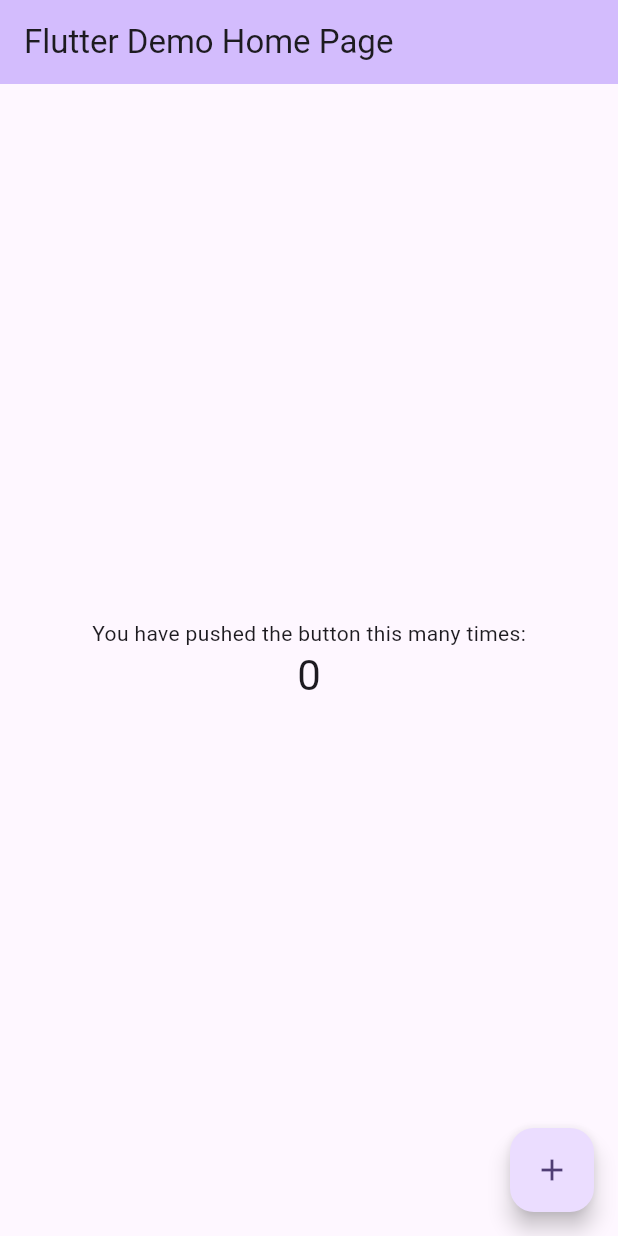
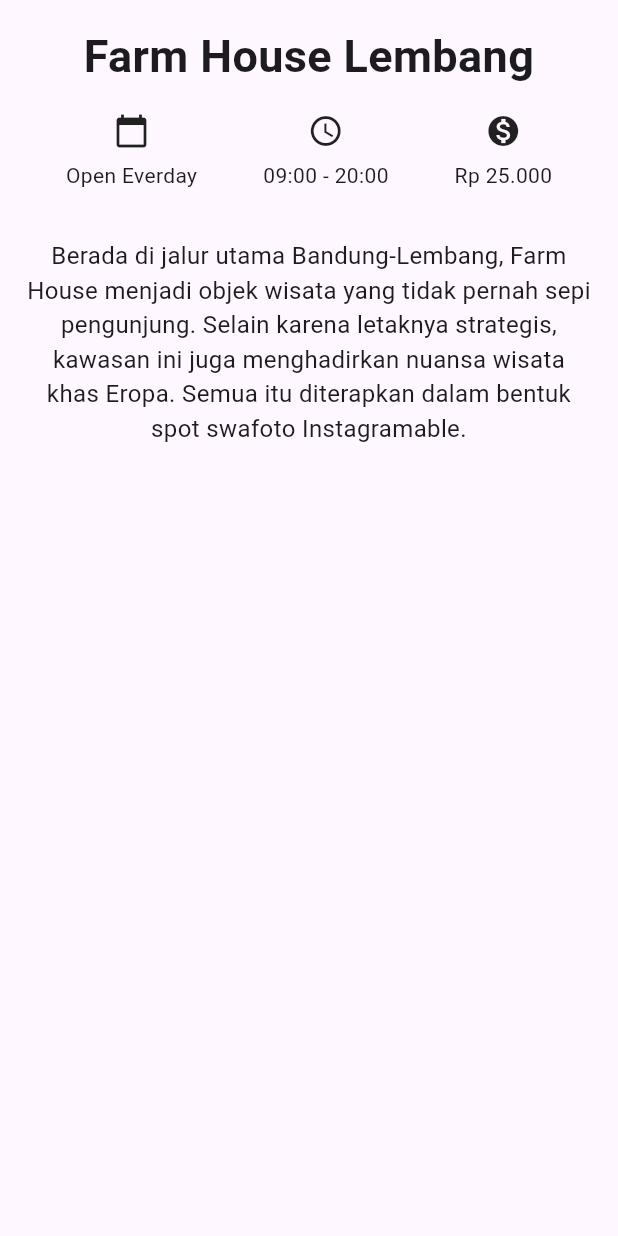
Before and after one commit to ryhn7/Flutter-Pemula, a Flutter app: the screen it shows after launch, on a phone screen of 412 x 824 dp. Run offline on Flutter 3.47's test engine with Material 2 defaults, Android fonts, the phone set to English and light mode, and no system bars.

Commit message:
detail screen wip wisata bandung

```diff
--- /dev/null
+++ b/Wisata-Bandung/wisata_bandung/lib/detail_screen.dart
@@ -0,0 +1,68 @@
+import 'package:flutter/material.dart';
+
+class DetailScreen extends StatelessWidget {
+  const DetailScreen({super.key});
+
+  @override
+  Widget build(BuildContext context) {
+    return Scaffold(
+      body: SafeArea(
+        child: Column(
+            crossAxisAlignment: CrossAxisAlignment.stretch,
+            children: <Widget>[
+              Container(
+                margin: const EdgeInsets.only(top: 16),
+                child: const Text(
+                  "Farm House Lembang",
+                  textAlign: TextAlign.center,
+                  style: TextStyle(fontSize: 30, fontWeight: FontWeight.bold),
+                ),
+              ),
+              Container(
+                margin: const EdgeInsets.symmetric(vertical: 16),
+                child: const Row(
+                  mainAxisAlignment: MainAxisAlignment.spaceEvenly,
+                  children: <Widget>[
+                    Column(
+                      children: <Widget>[
+                        Icon(Icons.calendar_today),
+                        SizedBox(
+                          height: 8.0,
+                        ),
+                        Text("Open Everday"),
+                      ],
+                    ),
+                    Column(
+                      children: <Widget>[
+                        Icon(Icons.access_time),
+                        SizedBox(
+                          height: 8.0,
+                        ),
+                        Text("09:00 - 20:00"),
+                      ],
+                    ),
+                    Column(
+                      children: <Widget>[
+                        Icon(Icons.monetization_on),
+                        SizedBox(
+                          height: 8.0,
+                        ),
+                        Text("Rp 25.000"),
+                      ],
+                    ),
+                  ],
+                ),
+              ),
+              Container(
+                padding: const EdgeInsets.all(16.0),
+                child: const Text(
+                  "Berada di jalur utama Bandung-Lembang, Farm House menjadi objek wisata yang tidak pernah sepi pengunjung. Selain karena letaknya strategis, kawasan ini juga menghadirkan nuansa wisata khas Eropa. Semua itu diterapkan dalam bentuk spot swafoto Instagramable.",
+                  textAlign: TextAlign.center,
+                  style: TextStyle(fontSize: 16.0),
+                ),
+              )
+            ]),
+      ),
+    );
+  }
+}
--- a/Wisata-Bandung/wisata_bandung/lib/main.dart
+++ b/Wisata-Bandung/wisata_bandung/lib/main.dart
@@ -1,4 +1,5 @@
 import 'package:flutter/material.dart';
+import 'package:wisata_bandung/detail_screen.dart';
 
 void main() {
   runApp(const MyApp());
@@ -31,95 +32,7 @@ class MyApp extends StatelessWidget {
         colorScheme: ColorScheme.fromSeed(seedColor: Colors.deepPurple),
         useMaterial3: true,
       ),
-      home: const MyHomePage(title: 'Flutter Demo Home Page'),
+      home: const DetailScreen(),
     );
   }
 }
-
-class MyHomePage extends StatefulWidget {
-  const MyHomePage({super.key, required this.title});
-
-  // This widget is the home page of your application. It is stateful, meaning
-  // that it has a State object (defined below) that contains fields that affect
-  // how it looks.
-
-  // This class is the configuration for the state. It holds the values (in this
-  // case the title) provided by the parent (in this case the App widget) and
-  // used by the build method of the State. Fields in a Widget subclass are
-  // always marked "final".
-
-  final String title;
-
-  @override
-  State<MyHomePage> createState() => _MyHomePageState();
-}
-
-class _MyHomePageState extends State<MyHomePage> {
-  int _counter = 0;
-
-  void _incrementCounter() {
-    setState(() {
-      // This call to setState tells the Flutter framework that something has
-      // changed in this State, which causes it to rerun the build method below
-      // so that the display can reflect the updated values. If we changed
-      // _counter without calling setState(), then the build method would not be
-      // called again, and so nothing would appear to happen.
-      _counter++;
-    });
-  }
-
-  @override
-  Widget build(BuildContext context) {
-    // This method is rerun every time setState is called, for instance as done
-    // by the _incrementCounter method above.
-    //
-    // The Flutter framework has been optimized to make rerunning build methods
-    // fast, so that you can just rebuild anything that needs updating rather
-    // than having to individually change instances of widgets.
-    return Scaffold(
-      appBar: AppBar(
-        // TRY THIS: Try changing the color here to a specific color (to
-        // Colors.amber, perhaps?) and trigger a hot reload to see the AppBar
-        // change color while the other colors stay the same.
-        backgroundColor: Theme.of(context).colorScheme.inversePrimary,
-        // Here we take the value from the MyHomePage object that was created by
-        // the App.build method, and use it to set our appbar title.
-        title: Text(widget.title),
-      ),
-      body: Center(
-        // Center is a layout widget. It takes a single child and positions it
-        // in the middle of the parent.
-        child: Column(
-          // Column is also a layout widget. It takes a list of children and
-          // arranges them vertically. By default, it sizes itself to fit its
-          // children horizontally, and tries to be as tall as its parent.
-          //
-          // Column has various properties to control how it sizes itself and
-          // how it positions its children. Here we use mainAxisAlignment to
-          // center the children vertically; the main axis here is the vertical
-          // axis because Columns are vertical (the cross axis would be
-          // horizontal).
-          //
-          // TRY THIS: Invoke "debug painting" (choose the "Toggle Debug Paint"
-          // action in the IDE, or press "p" in the console), to see the
-          // wireframe for each widget.
-          mainAxisAlignment: MainAxisAlignment.center,
-          children: <Widget>[
-            const Text(
-              'You have pushed the button this many times:',
-            ),
-            Text(
-              '$_counter',
-              style: Theme.of(context).textTheme.headlineMedium,
-            ),
-          ],
-        ),
-      ),
-      floatingActionButton: FloatingActionButton(
-        onPressed: _incrementCounter,
-        tooltip: 'Increment',
-        child: const Icon(Icons.add),
-      ), // This trailing comma makes auto-formatting nicer for build methods.
-    );
-  }
-}
```
